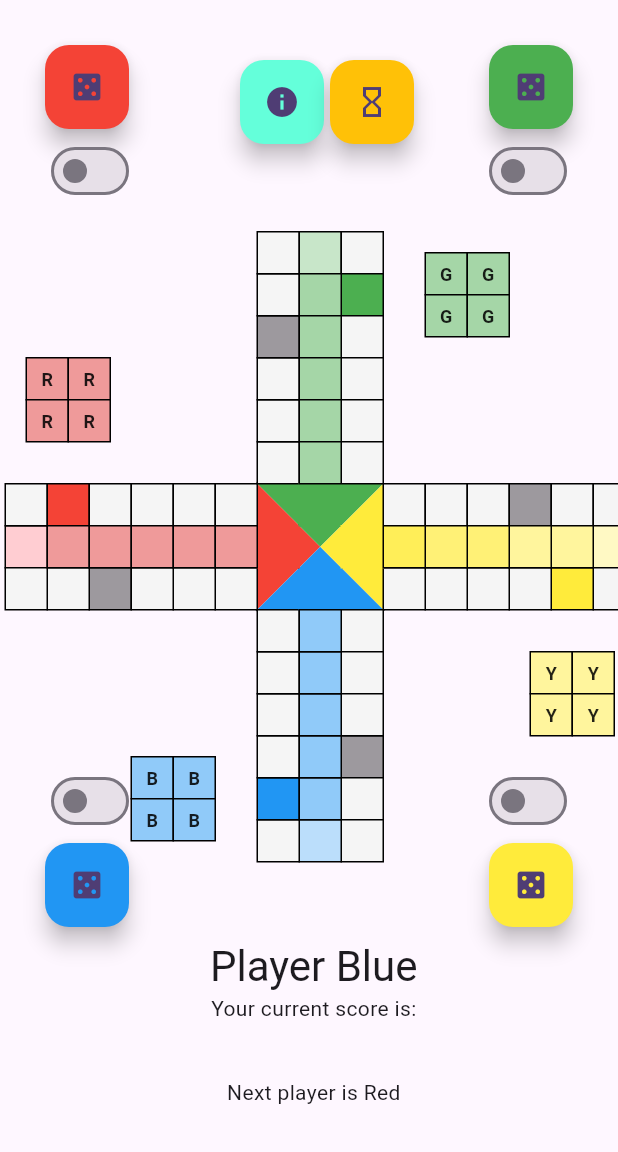
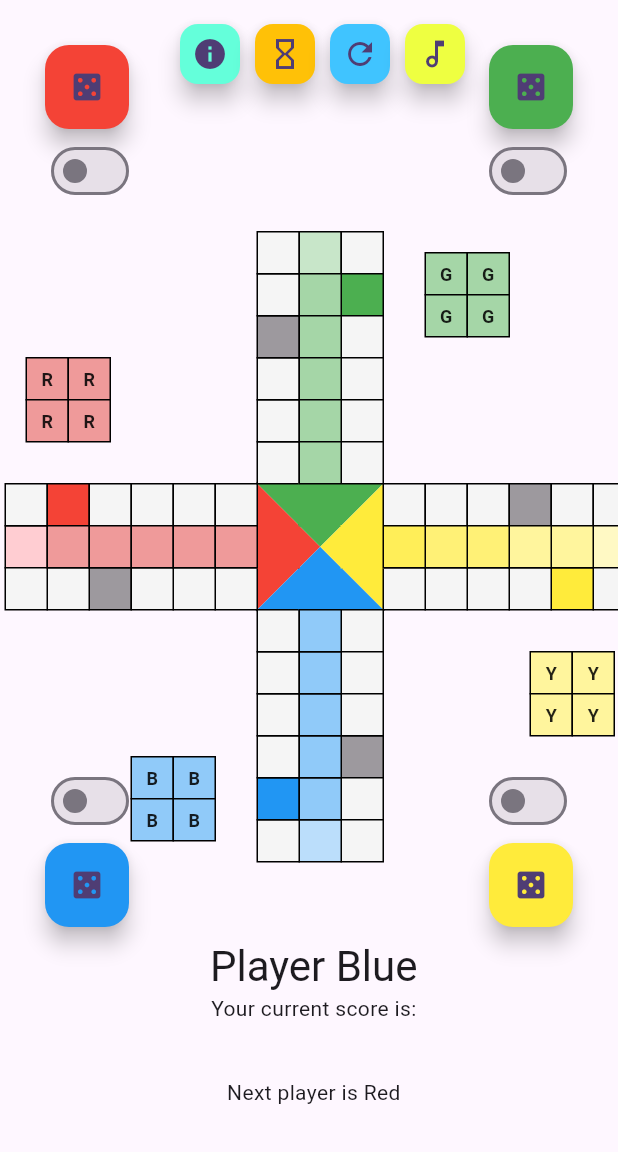
Before and after one commit to mikduk/ludo-game, a Flutter app: the screen it shows after launch, on a phone screen of 412 x 824 dp, the part 84-1236 px from its top. Run offline on Flutter 3.47's test engine with Material 3 defaults, Android fonts, the phone set to English and light mode, and no system bars; our stand-ins replace audioplayers, get.

Commit message:
Dodanie dźwięków

```diff
--- a/lib/views/game_page.dart
+++ b/lib/views/game_page.dart
@@ -185,10 +185,11 @@ class GamePage extends StatelessWidget {
             ),
           ),
           Positioned(
-            top: 40,
-            left: 160,
+            top: 12,
+            left: 116,
             child: FloatingActionButton(
               heroTag: 'btn9',
+              mini: true,
               backgroundColor: Colors.tealAccent,
               onPressed: gameController.showBoard,
               tooltip: 'Show info',
@@ -196,17 +197,41 @@ class GamePage extends StatelessWidget {
             ),
           ),
           Positioned(
-            top: 40,
-            left: 220,
+            top: 12,
+            left: 166,
             child: FloatingActionButton(
               heroTag: 'btn10',
+              mini: true,
               backgroundColor: Colors.amber,
               onPressed: gameController.endTurn,
               tooltip: 'End of turn',
               child: const Icon(Icons.hourglass_empty),
             ),
           ),
-
+          Positioned(
+            top: 12,
+            left: 216,
+            child: FloatingActionButton(
+              heroTag: 'btn11',
+              mini: true,
+              backgroundColor: Colors.lightBlueAccent,
+              onPressed: gameController.regenerateBoard,
+              tooltip: 'Regenerate board',
+              child: const Icon(Icons.refresh),
+            ),
+          ),
+          Positioned(
+            top: 12,
+            left: 266,
+            child: FloatingActionButton(
+              heroTag: 'btn12',
+              mini: true,
+              backgroundColor: Colors.limeAccent,
+              onPressed: gameController.playRandomSound,
+              tooltip: 'Play click sound',
+              child: const Icon(Icons.music_note_outlined),
+            ),
+          ),
           Positioned(
               top: t,
               left: l,
--- a/pubspec.yaml
+++ b/pubspec.yaml
@@ -36,6 +36,7 @@ dependencies:
   # Use with the CupertinoIcons class for iOS style icons.
   cupertino_icons: ^1.0.6
   get: ^4.6.6
+  audioplayers: ^6.1.0
 
 dev_dependencies:
   flutter_test:
@@ -59,7 +60,8 @@ flutter:
   # the material Icons class.
   uses-material-design: true
 
-  # To add assets to your application, add an assets section, like this:
+  assets:
+    - assets/sounds/
   # assets:
   #   - images/a_dot_burr.jpeg
   #   - images/a_dot_ham.jpeg
```
Also changed, not shown: lib/controllers/game_page_controller.dart (+63 -5 lines), 10 other files.
